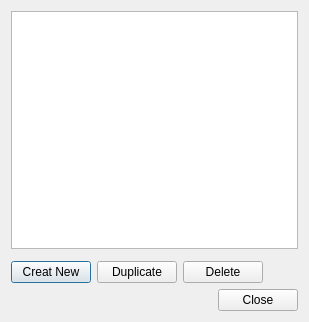
Above: src/ui/managesubtitles_ui.ui from KDE/kdenlive before the change. Below: the same form after it.
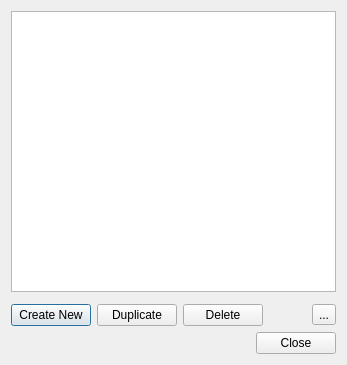
That is the form after the change. Icons and pictures are not drawn. Custom widgets are drawn as their Qt base class.

Commit message: Add import/export to subtitle track manager

Patch:
```diff
--- a/src/ui/managesubtitles_ui.ui
+++ b/src/ui/managesubtitles_ui.ui
@@ -10,44 +10,18 @@
    <rect>
     <x>0</x>
     <y>0</y>
-    <width>309</width>
-    <height>322</height>
+    <width>347</width>
+    <height>365</height>
    </rect>
   </property>
   <property name="windowTitle">
    <string>Dialog</string>
   </property>
   <layout class="QGridLayout" name="gridLayout">
-   <item row="0" column="0" colspan="4">
-    <widget class="QTreeWidget" name="subtitlesList">
-     <property name="alternatingRowColors">
-      <bool>true</bool>
-     </property>
-     <property name="rootIsDecorated">
-      <bool>true</bool>
-     </property>
-     <property name="allColumnsShowFocus">
-      <bool>true</bool>
-     </property>
-     <attribute name="headerVisible">
-      <bool>false</bool>
-     </attribute>
-     <column>
-      <property name="text">
-       <string>Name</string>
-      </property>
-     </column>
-     <column>
-      <property name="text">
-       <string>Path</string>
-      </property>
-     </column>
-    </widget>
-   </item>
-   <item row="2" column="0">
+   <item row="2" column="0" colspan="2">
     <widget class="QPushButton" name="button_new">
      <property name="text">
-      <string>Creat New</string>
+      <string>Create New</string>
      </property>
      <property name="icon">
       <iconset theme="list-add">
@@ -56,17 +30,6 @@
     </widget>
    </item>
    <item row="2" column="2">
-    <widget class="QPushButton" name="button_delete">
-     <property name="text">
-      <string>Delete</string>
-     </property>
-     <property name="icon">
-      <iconset theme="edit-delete">
-       <normaloff>.</normaloff>.</iconset>
-     </property>
-    </widget>
-   </item>
-   <item row="2" column="1">
     <widget class="QPushButton" name="button_duplicate">
      <property name="text">
       <string>Duplicate</string>
@@ -78,6 +41,17 @@
     </widget>
    </item>
    <item row="2" column="3">
+    <widget class="QPushButton" name="button_delete">
+     <property name="text">
+      <string>Delete</string>
+     </property>
+     <property name="icon">
+      <iconset theme="edit-delete">
+       <normaloff>.</normaloff>.</iconset>
+     </property>
+    </widget>
+   </item>
+   <item row="2" column="4">
     <spacer name="horizontalSpacer">
      <property name="orientation">
       <enum>Qt::Horizontal</enum>
@@ -90,7 +64,53 @@
      </property>
     </spacer>
    </item>
-   <item row="3" column="0" colspan="4">
+   <item row="2" column="5">
+    <widget class="QToolButton" name="button_menu">
+     <property name="text">
+      <string>...</string>
+     </property>
+     <property name="icon">
+      <iconset theme="application-menu">
+       <normaloff>.</normaloff>.</iconset>
+     </property>
+     <property name="popupMode">
+      <enum>QToolButton::InstantPopup</enum>
+     </property>
+     <property name="autoRaise">
+      <bool>false</bool>
+     </property>
+    </widget>
+   </item>
+   <item row="1" column="0" colspan="6">
+    <widget class="KMessageWidget" name="messageWidget"/>
+   </item>
+   <item row="0" column="0" colspan="6">
+    <widget class="QTreeWidget" name="subtitlesList">
+     <property name="alternatingRowColors">
+      <bool>true</bool>
+     </property>
+     <property name="rootIsDecorated">
+      <bool>true</bool>
+     </property>
+     <property name="allColumnsShowFocus">
+      <bool>true</bool>
+     </property>
+     <attribute name="headerVisible">
+      <bool>false</bool>
+     </attribute>
+     <column>
+      <property name="text">
+       <string>Name</string>
+      </property>
+     </column>
+     <column>
+      <property name="text">
+       <string>Path</string>
+      </property>
+     </column>
+    </widget>
+   </item>
+   <item row="3" column="0" colspan="6">
     <widget class="QDialogButtonBox" name="buttonBox">
      <property name="orientation">
       <enum>Qt::Horizontal</enum>
```
Left out of the diff: 4 changed lines with no effect on the pictures. The commit also changes 10 other files.
